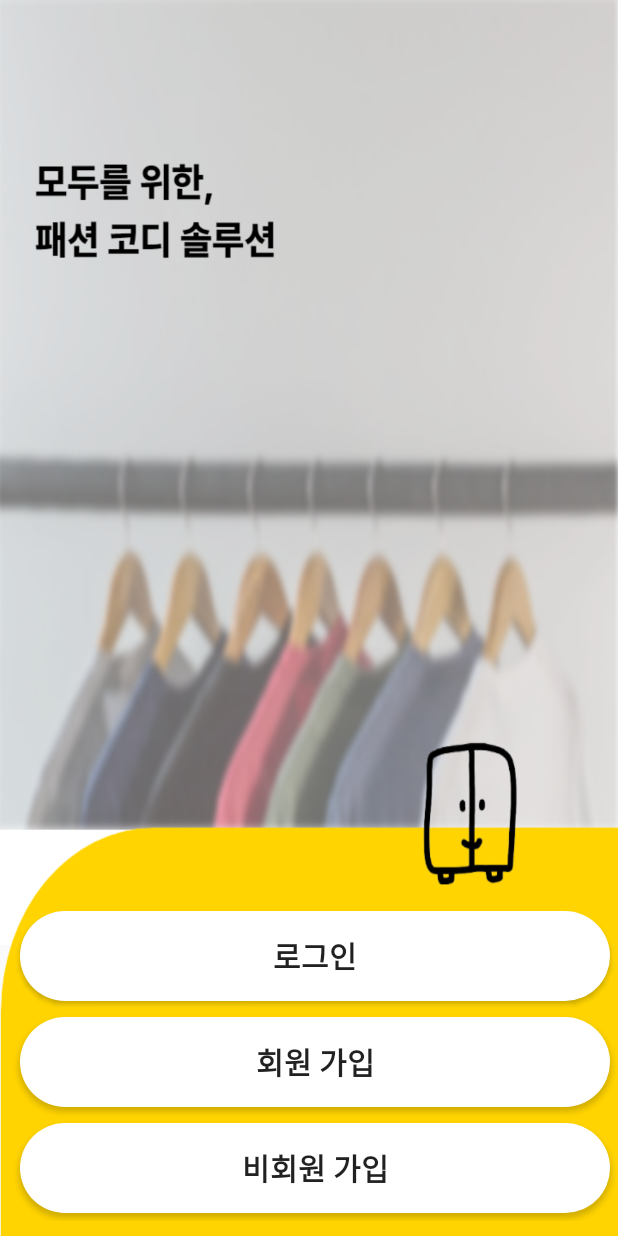
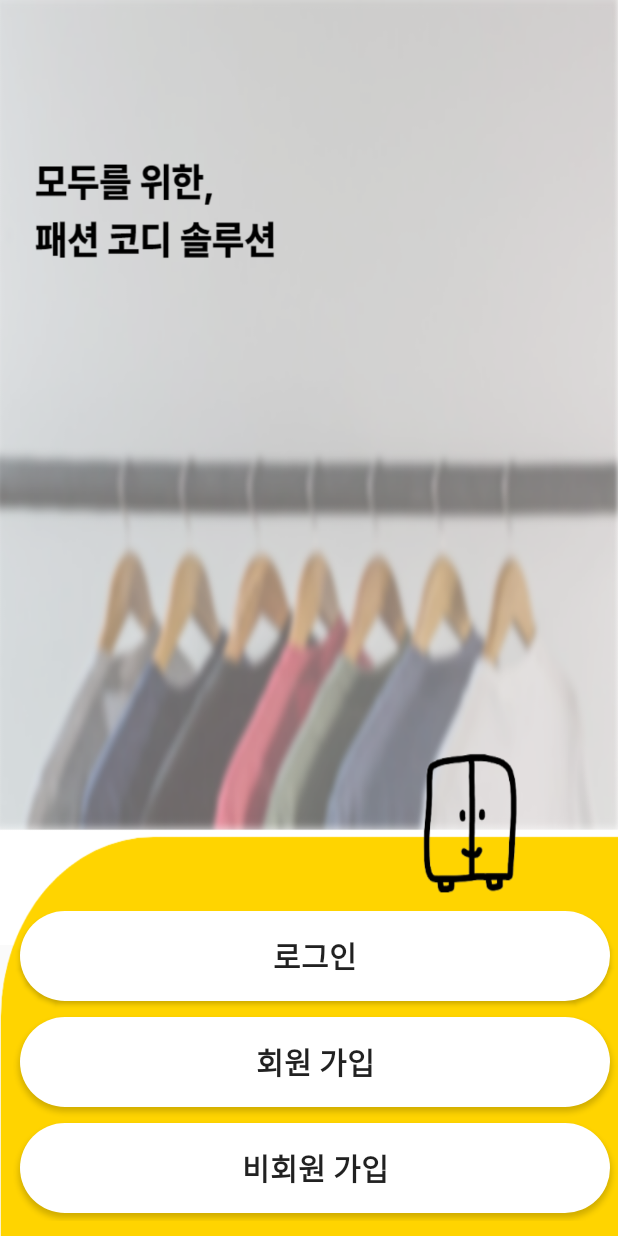
Before and after one commit to 2384320/Board, an Android app: the screen it shows after launch (IntroActivity), on a phone screen of 412 x 824 dp. Run offline under Robolectric (Android 15) with nearby library versions, the phone set to English and light mode, and no system bars; our stand-ins replace data binding; libraries missing offline, so code that uses them is left out: com.amazonaws.mobile; 1 statement that could not run was skipped.

Commit message:
인트로 화면 크기 조정ㅋ

```diff
--- a/app/src/main/res/layout/activity_intro.xml
+++ b/app/src/main/res/layout/activity_intro.xml
@@ -19,7 +19,7 @@
 
             <ImageView
                 android:layout_width="match_parent"
-                android:layout_height="440dp"
+                android:layout_height="430dp"
                 android:layout_alignParentBottom="true"
                 android:scaleType="fitXY"
                 android:src="@drawable/upperbg2" />
```
